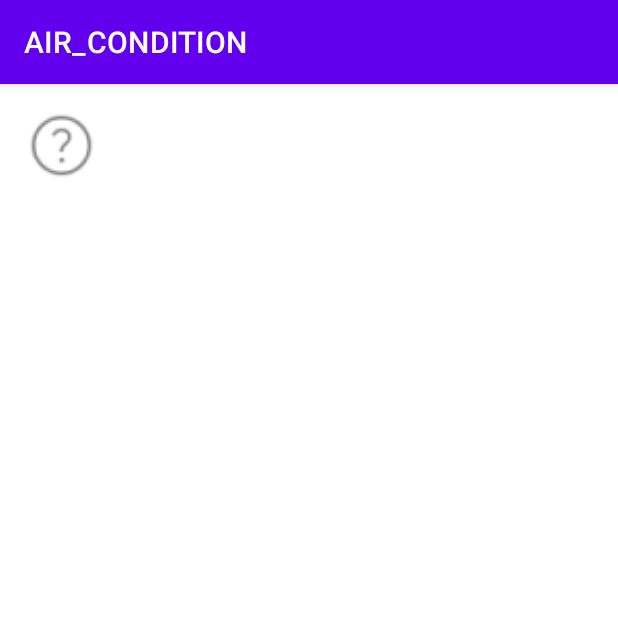
After one commit to xristoulakhs/Air-Condidtion-Controller-android-app, an Android app: the HelpActivity screen opened directly, with no data from a screen before it, on a phone screen of 412 x 824 dp, the top half of it. The commit adds this screen. Run offline under Robolectric (Android 15) with nearby library versions, the phone set to English and light mode, and no system bars.

Commit message:
help button

```diff
--- a/app/src/main/AndroidManifest.xml
+++ b/app/src/main/AndroidManifest.xml
@@ -12,6 +12,9 @@
         android:theme="@style/Theme.AIR_CONDITION"
         tools:targetApi="31">
         <activity
+            android:name=".HelpActivity"
+            android:exported="false" />
+        <activity
             android:name=".MainActivity"
             android:exported="true"
             android:label="@string/app_name"
--- /dev/null
+++ b/app/src/main/java/com/example/air_condition/HelpActivity.java
@@ -0,0 +1,15 @@
+package com.example.air_condition;
+
+import androidx.appcompat.app.AppCompatActivity;
+
+import android.os.Bundle;
+import android.widget.ImageView;
+
+public class HelpActivity extends AppCompatActivity {
+    ImageView help_button;
+    @Override
+    protected void onCreate(Bundle savedInstanceState) {
+        super.onCreate(savedInstanceState);
+        setContentView(R.layout.activity_help);
+    }
+}
--- a/app/src/main/res/layout/activity_help.xml
+++ b/app/src/main/res/layout/activity_help.xml
@@ -1,6 +1,20 @@
 <?xml version="1.0" encoding="utf-8"?>
 <androidx.constraintlayout.widget.ConstraintLayout xmlns:android="http://schemas.android.com/apk/res/android"
+    xmlns:app="http://schemas.android.com/apk/res-auto"
+    xmlns:tools="http://schemas.android.com/tools"
     android:layout_width="match_parent"
-    android:layout_height="match_parent">
+    android:layout_height="match_parent"
+    tools:context=".HelpActivity">
+
+    <ImageView
+        android:id="@+id/imageButton3"
+        android:layout_width="50dp"
+        android:layout_height="50dp"
+        android:src="@drawable/ic_action_name"
+        android:layout_marginStart="16dp"
+        android:layout_marginTop="16dp"
+        app:layout_constraintStart_toStartOf="parent"
+        app:layout_constraintTop_toTopOf="parent"
+       />
 
 </androidx.constraintlayout.widget.ConstraintLayout>
--- a/app/src/main/res/values/strings.xml
+++ b/app/src/main/res/values/strings.xml
@@ -12,7 +12,7 @@
     <string name="settings">Settings</string>
 
     <string name="fan">Fan</string>
-<!--    fan settings-->
+    <!--    fan settings-->
     <string name="low">Low</string>
     <string name="mid">Mid</string>
     <string name="high">High</string>
```
Also changed, not shown: app/src/main/res/drawable-hdpi/ic_action_name.png (added), app/src/main/res/drawable-mdpi/ic_action_name.png (added), app/src/main/res/drawable-xhdpi/ic_action_name.png (added), app/src/main/res/drawable-xxhdpi/ic_action_name.png (added), app/src/main/res/drawable-xxxhdpi/ic_action_name.png (added).
